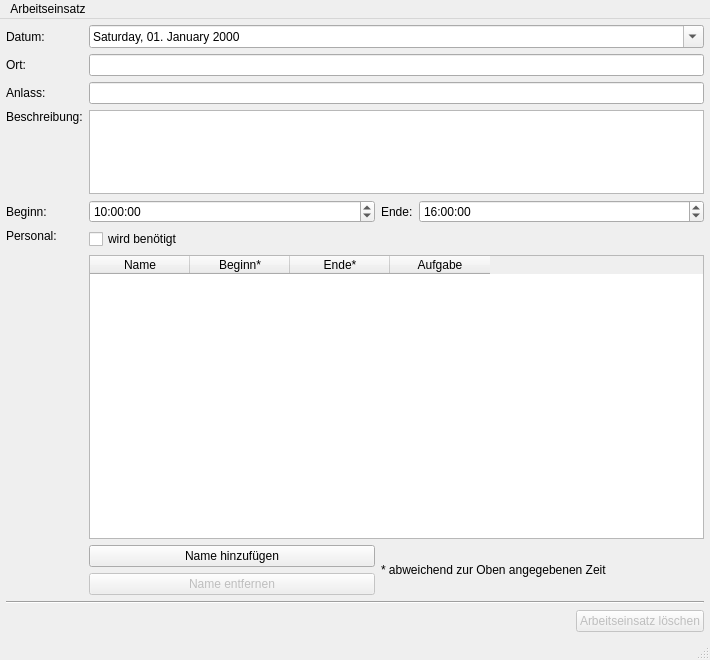
Old version of the form Programm/activitywindow.ui in the repository philjosch/Einsatzplaner.
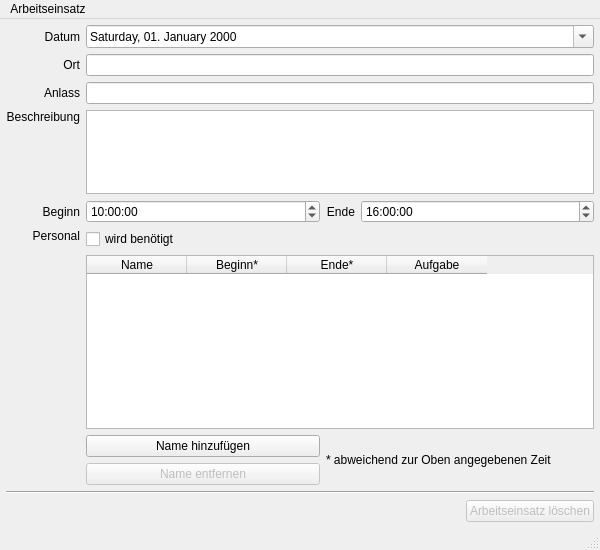
New version of the form.

Commit message:
Verbesserungen bei GUI und Personal
- Fenster für Fahrtag und Aktivität können kleiner gemacht werden
- Personalfenster aktualisiert sich, wenn Tab gewechselt wird
- Geleistete Stunden werden erst berechnet, wenn sie in der
Vergangenheit liegen
- Personalfenster kompakter gestaltet

```diff
--- a/Programm/activitywindow.ui
+++ b/Programm/activitywindow.ui
@@ -6,14 +6,14 @@
    <rect>
     <x>0</x>
     <y>0</y>
-    <width>710</width>
-    <height>660</height>
+    <width>600</width>
+    <height>550</height>
    </rect>
   </property>
   <property name="minimumSize">
    <size>
-    <width>710</width>
-    <height>660</height>
+    <width>600</width>
+    <height>550</height>
    </size>
   </property>
   <property name="windowTitle">
@@ -92,17 +92,20 @@
       <item row="5" column="0" rowspan="2">
        <widget class="QLabel" name="label_7">
         <property name="text">
-         <string>Personal:</string>
+         <string>Personal</string>
         </property>
         <property name="alignment">
-         <set>Qt::AlignLeading|Qt::AlignLeft|Qt::AlignTop</set>
+         <set>Qt::AlignRight|Qt::AlignTop|Qt::AlignTrailing</set>
         </property>
        </widget>
       </item>
       <item row="0" column="0">
        <widget class="QLabel" name="label">
         <property name="text">
-         <string>Datum:</string>
+         <string>Datum</string>
+        </property>
+        <property name="alignment">
+         <set>Qt::AlignRight|Qt::AlignTrailing|Qt::AlignVCenter</set>
         </property>
        </widget>
       </item>
@@ -119,7 +122,10 @@
       <item row="1" column="0">
        <widget class="QLabel" name="label_2">
         <property name="text">
-         <string>Ort:</string>
+         <string>Ort</string>
+        </property>
+        <property name="alignment">
+         <set>Qt::AlignRight|Qt::AlignTrailing|Qt::AlignVCenter</set>
         </property>
        </widget>
       </item>
@@ -129,7 +135,10 @@
       <item row="2" column="0">
        <widget class="QLabel" name="label_3">
         <property name="text">
-         <string>Anlass:</string>
+         <string>Anlass</string>
+        </property>
+        <property name="alignment">
+         <set>Qt::AlignRight|Qt::AlignTrailing|Qt::AlignVCenter</set>
         </property>
        </widget>
       </item>
@@ -147,24 +156,30 @@
       <item row="4" column="2">
        <widget class="QLabel" name="label_6">
         <property name="text">
-         <string>Ende:</string>
+         <string>Ende</string>
+        </property>
+        <property name="alignment">
+         <set>Qt::AlignRight|Qt::AlignTrailing|Qt::AlignVCenter</set>
         </property>
        </widget>
       </item>
       <item row="3" column="0">
        <widget class="QLabel" name="label_4">
         <property name="text">
-         <string>Beschreibung:</string>
+         <string>Beschreibung</string>
         </property>
         <property name="alignment">
-         <set>Qt::AlignLeading|Qt::AlignLeft|Qt::AlignTop</set>
+         <set>Qt::AlignRight|Qt::AlignTop|Qt::AlignTrailing</set>
         </property>
        </widget>
       </item>
       <item row="4" column="0">
        <widget class="QLabel" name="label_5">
         <property name="text">
-         <string>Beginn:</string>
+         <string>Beginn</string>
+        </property>
+        <property name="alignment">
+         <set>Qt::AlignRight|Qt::AlignTrailing|Qt::AlignVCenter</set>
         </property>
        </widget>
       </item>
@@ -264,7 +279,7 @@
         </property>
         <property name="sizeHint" stdset="0">
          <size>
-          <width>338</width>
+          <width>232</width>
           <height>20</height>
          </size>
         </property>
@@ -296,7 +311,7 @@
     <rect>
      <x>0</x>
      <y>0</y>
-     <width>710</width>
+     <width>600</width>
      <height>22</height>
     </rect>
    </property>
```
The commit also changes 5 other files.
